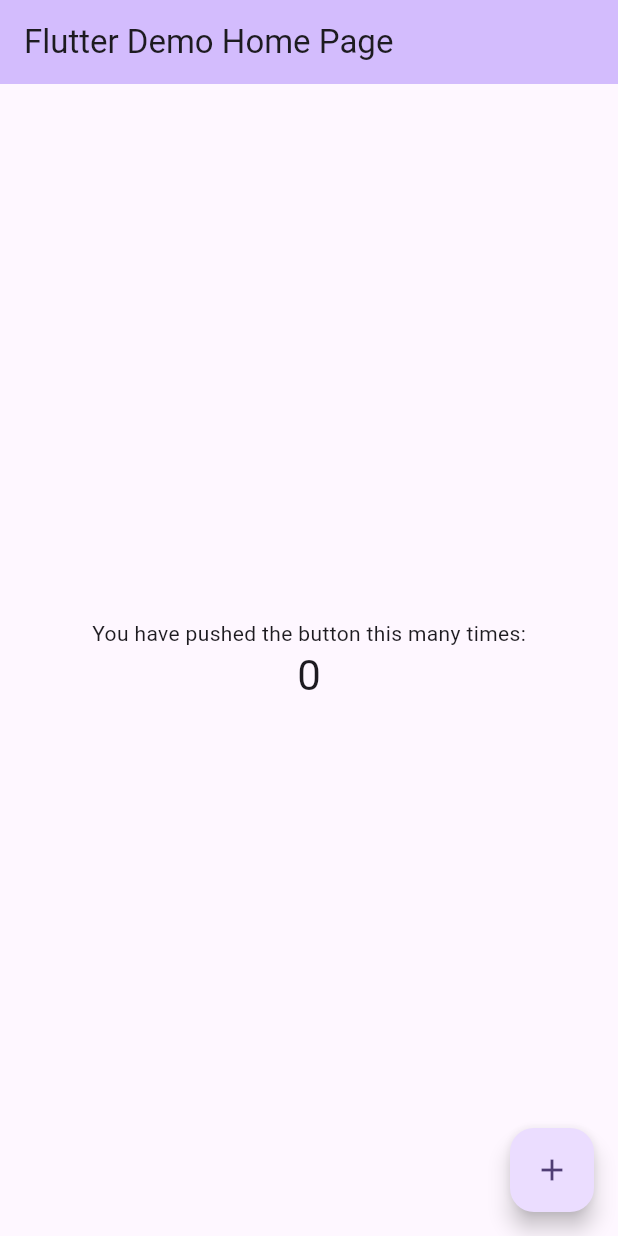
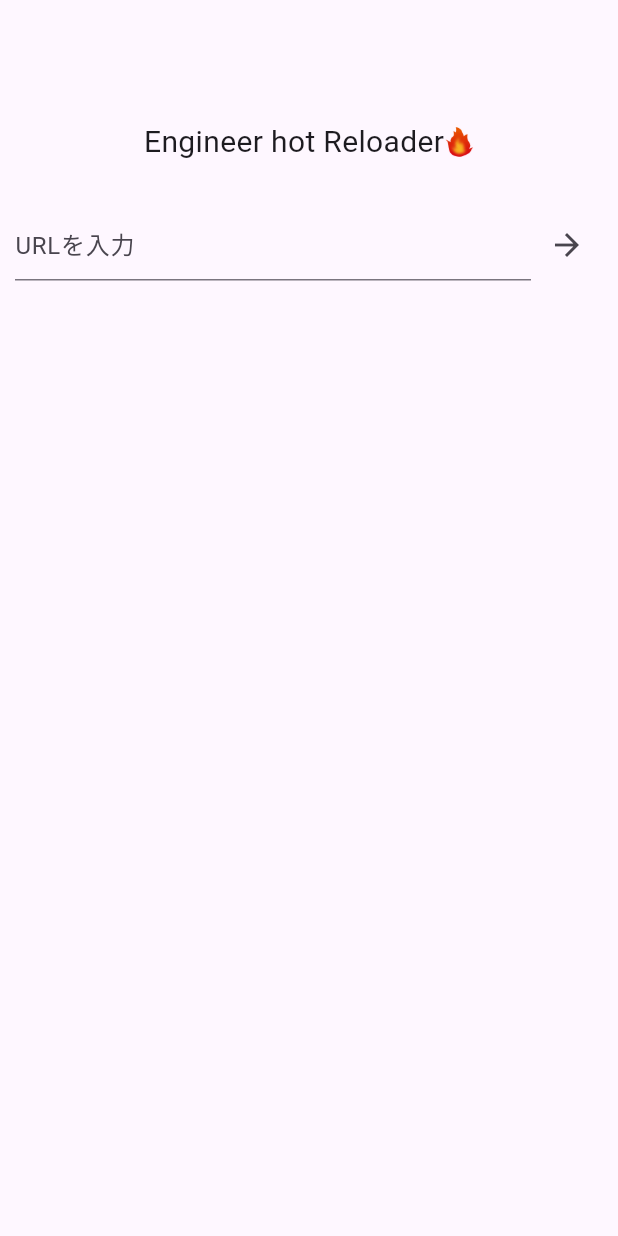
Before and after one commit to agile-beginners-returns/engineer-hot-reloader, a Flutter app: the screen it shows after launch, on a phone screen of 412 x 824 dp. Run offline on Flutter 3.47's test engine with Material 3 defaults, Android fonts, the light colour scheme and no system bars.

Commit message:
top画面の雛形作成

```diff
--- a/lib/main.dart
+++ b/lib/main.dart
@@ -1,3 +1,4 @@
+import 'package:engineer_hot_reload_app/top_screen.dart';
 import 'package:flutter/material.dart';
 
 void main() {
@@ -16,55 +17,7 @@ class MyApp extends StatelessWidget {
         colorScheme: ColorScheme.fromSeed(seedColor: Colors.deepPurple),
         useMaterial3: true,
       ),
-      home: const MyHomePage(title: 'Flutter Demo Home Page'),
+      home: const TopScreen(),
     );
   }
 }
-
-class MyHomePage extends StatefulWidget {
-  const MyHomePage({super.key, required this.title});
-
-  final String title;
-
-  @override
-  State<MyHomePage> createState() => _MyHomePageState();
-}
-
-class _MyHomePageState extends State<MyHomePage> {
-  int _counter = 0;
-
-  void _incrementCounter() {
-    setState(() {
-      _counter++;
-    });
-  }
-
-  @override
-  Widget build(BuildContext context) {
-    return Scaffold(
-      appBar: AppBar(
-        backgroundColor: Theme.of(context).colorScheme.inversePrimary,
-        title: Text(widget.title),
-      ),
-      body: Center(
-        child: Column(
-          mainAxisAlignment: MainAxisAlignment.center,
-          children: <Widget>[
-            const Text(
-              'You have pushed the button this many times:',
-            ),
-            Text(
-              '$_counter',
-              style: Theme.of(context).textTheme.headlineMedium,
-            ),
-          ],
-        ),
-      ),
-      floatingActionButton: FloatingActionButton(
-        onPressed: _incrementCounter,
-        tooltip: 'Increment',
-        child: const Icon(Icons.add),
-      ), // This trailing comma makes auto-formatting nicer for build methods.
-    );
-  }
-}
--- /dev/null
+++ b/lib/top_screen.dart
@@ -0,0 +1,49 @@
+import 'package:flutter/material.dart';
+
+class TopScreen extends StatelessWidget {
+  const TopScreen({Key? key}) : super(key: key);
+
+  @override
+  Widget build(BuildContext context) {
+    return SafeArea(
+      child: Scaffold(
+        body: Center(
+          child: Column(
+            mainAxisAlignment: MainAxisAlignment.start,
+            children: <Widget>[
+              Padding(
+                padding: const EdgeInsets.only(top: 80.0, bottom: 30.0),
+                child: Row(
+                  mainAxisAlignment: MainAxisAlignment.center,
+                  children: [
+                    const Text('Engineer hot Reloader',
+                        style: TextStyle(fontSize: 20)),
+                    SizedBox(
+                        height: 20,
+                        child: Image.asset('assets/images/fire.png')),
+                  ],
+                ),
+              ),
+              Padding(
+                padding: const EdgeInsets.only(right: 10.0, left: 10.0),
+                child: Row(
+                  children: [
+                    const Expanded(
+                      child: TextField(
+                          decoration: InputDecoration(
+                        // border: InputBorder.none,
+                        hintText: 'URLを入力',
+                      )),
+                    ),
+                    IconButton(
+                        icon: const Icon(Icons.arrow_forward), onPressed: () {})
+                  ],
+                ),
+              ),
+            ],
+          ),
+        ),
+      ),
+    );
+  }
+}
```
